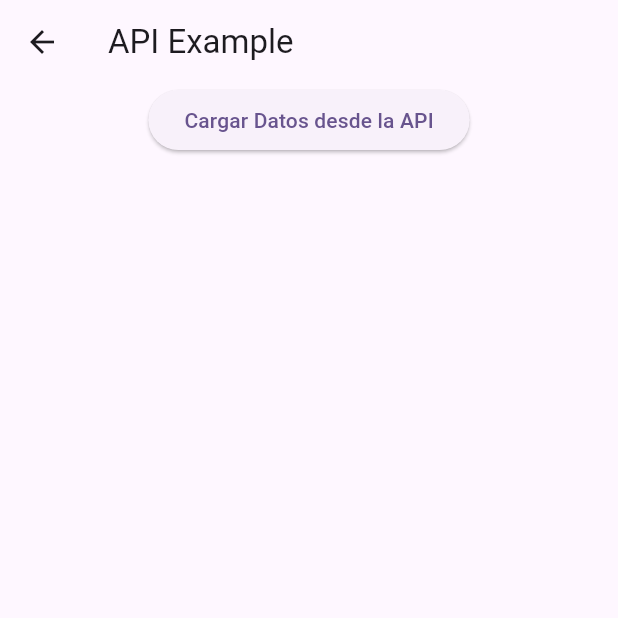
After one commit to adancondori/flutter_tutorial, a Flutter app: the SimpleAPI2 screen opened directly, after a tap on "Cargar Datos desde la API", on a phone screen of 412 x 824 dp, the top half of it. The commit adds this screen. Run offline on Flutter 3.47's test engine with Material 2 defaults, Android fonts, the phone set to English and light mode, and no system bars; network calls fail.

Commit message:
more example

```diff
--- a/lib/Home.dart
+++ b/lib/Home.dart
@@ -2,6 +2,7 @@ import 'package:flutter/material.dart';
 import 'package:flutter_tutorial/Api1.dart';
 import 'package:flutter_tutorial/DetailPokemon.dart';
 import 'package:flutter_tutorial/PokemonList.dart';
+import 'package:flutter_tutorial/SimpleApi2.dart';
 import 'package:http/http.dart' as http;
 import 'dart:convert' as convert;
 
@@ -20,7 +21,7 @@ class _MyHomePageState extends State<MyHomePage> {
   void goSimpleAPI() {
     Navigator.push(
       context,
-      MaterialPageRoute(builder: (context) => SimpleAPI()),
+      MaterialPageRoute(builder: (context) => SimpleAPI2()),
     );
   }
 
--- /dev/null
+++ b/lib/SimpleApi2.dart
@@ -0,0 +1,58 @@
+import 'package:flutter/material.dart';
+import 'dart:convert' as convert;
+import 'package:http/http.dart' as http;
+
+class SimpleAPI2 extends StatefulWidget {
+  const SimpleAPI2({super.key});
+
+  @override
+  State<SimpleAPI2> createState() => _SimpleAPI2PageState();
+}
+
+class _SimpleAPI2PageState extends State<SimpleAPI2> {
+  List<dynamic> data = [];
+
+  Future<void> fetchData() async {
+    final response =
+        await http.get(Uri.parse('https://jsonplaceholder.typicode.com/posts'));
+
+    if (response.statusCode == 200) {
+      setState(() {
+        data = convert.jsonDecode(response.body);
+      });
+    } else {
+      throw Exception('Failed to load data');
+    }
+  }
+
+  @override
+  Widget build(BuildContext context) {
+    return Scaffold(
+      appBar: AppBar(
+        title: const Text('API Example'),
+      ),
+      body: Center(
+        child: Column(
+          mainAxisAlignment: MainAxisAlignment.center,
+          children: <Widget>[
+            ElevatedButton(
+              onPressed: fetchData,
+              child: const Text('Cargar Datos desde la API'),
+            ),
+            Expanded(
+              child: ListView.builder(
+                itemCount: data.length,
+                itemBuilder: (BuildContext context, int index) {
+                  return ListTile(
+                    title: Text(data[index]['title']),
+                    subtitle: Text(data[index]['body']),
+                  );
+                },
+              ),
+            ),
+          ],
+        ),
+      ),
+    );
+  }
+}
```
Also changed, not shown: lib/PokemonList.dart (+7 -3 lines).
